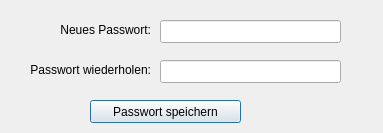
The window that src/gui/qt/ui_components/dialog_new_password.ui (minutogit/eMinuto-Desktop-Prototype) describes before a commit, drawn with Qt 5.
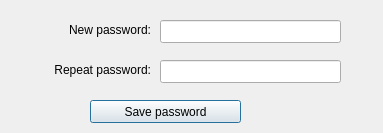
The same window after the commit.

Diff of the .ui file:
```diff
--- a/src/gui/qt/ui_components/dialog_new_password.ui
+++ b/src/gui/qt/ui_components/dialog_new_password.ui
@@ -55,7 +55,7 @@
     <enum>Qt::RightToLeft</enum>
    </property>
    <property name="text">
-    <string>Neues Passwort:</string>
+    <string>New password:</string>
    </property>
    <property name="alignment">
     <set>Qt::AlignRight|Qt::AlignTrailing|Qt::AlignVCenter</set>
@@ -71,7 +71,7 @@
     </rect>
    </property>
    <property name="text">
-    <string>Passwort wiederholen:</string>
+    <string>Repeat password:</string>
    </property>
    <property name="alignment">
     <set>Qt::AlignRight|Qt::AlignTrailing|Qt::AlignVCenter</set>
@@ -87,7 +87,7 @@
     </rect>
    </property>
    <property name="text">
-    <string>Passwort speichern</string>
+    <string>Save password</string>
    </property>
   </widget>
  </widget>
```
Left out of the diff: 2 changed lines with no effect on the pictures.
